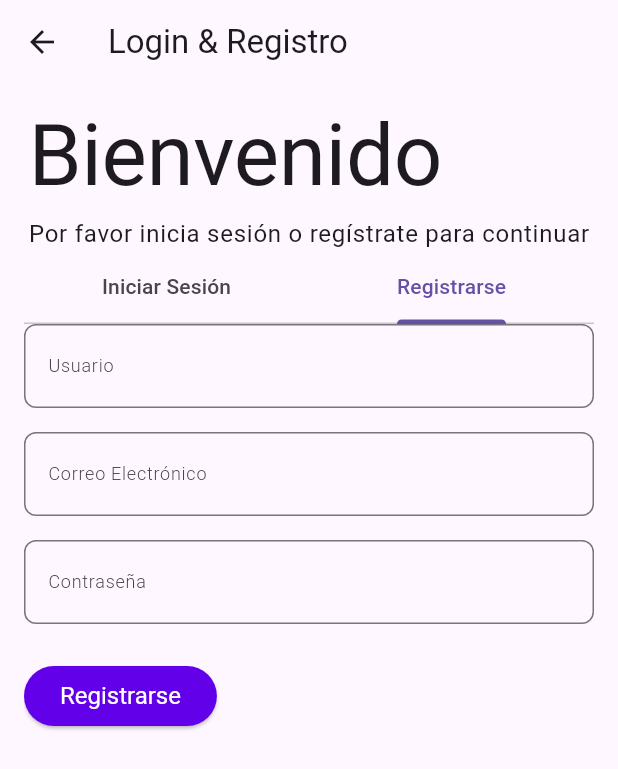
After one commit to IngridFLG/atomic_design_package, a Flutter app: the LoginRegisterPage screen opened directly, tab 2 chosen, after a tap on "Registrarse", on a phone screen of 412 x 824 dp. The commit adds this screen. Shown: the top 769 px of the screen. Run offline on Flutter 3.47's test engine with Material 3 defaults, Android fonts, the phone set to English and light mode, and no system bars.

Commit message:
se agrega diseño para login

```diff
--- a/lib/atomic_design_package.dart
+++ b/lib/atomic_design_package.dart
@@ -4,6 +4,10 @@ library;
 export 'tokens/colors.dart';
 export 'tokens/spacing.dart';
 export 'tokens/typography.dart';
+
+//Exports de foundation
+export 'foundation/theme.dart';
+export 'foundation/styles.dart';
 
 // Exports de Atoms
 export 'atoms/button.dart';
--- /dev/null
+++ b/lib/atoms/input_field.dart
@@ -0,0 +1,39 @@
+import 'package:flutter/material.dart';
+import '../tokens/typography.dart';
+import '../tokens/colors.dart';
+
+/// Un átomo que representa un campo de entrada reutilizable.
+/// Parámetros:
+/// - [labelText]: Texto que describe el campo.
+/// - [controller]: Controlador del campo de texto.
+/// - [isPassword]: Define si el campo oculta el texto.
+class AtomicInputField extends StatelessWidget {
+  final String labelText;
+  final TextEditingController controller;
+  final bool isPassword;
+
+  const AtomicInputField({
+    super.key,
+    required this.labelText,
+    required this.controller,
+    this.isPassword = false,
+  });
+
+  @override
+  Widget build(BuildContext context) {
+    return TextField(
+      controller: controller,
+      obscureText: isPassword,
+      decoration: InputDecoration(
+        labelText: labelText,
+        labelStyle: AppTypography.caption,
+        border: OutlineInputBorder(
+          borderRadius: BorderRadius.circular(8.0),
+        ),
+        focusedBorder: OutlineInputBorder(
+          borderSide: BorderSide(color: AppColors.primary, width: 2.0),
+        ),
+      ),
+    );
+  }
+}
--- /dev/null
+++ b/lib/atoms/label_text.dart
@@ -0,0 +1,20 @@
+import 'package:flutter/material.dart';
+import '../tokens/typography.dart';
+
+/// Un átomo que representa texto de etiqueta reutilizable.
+class AtomicLabelText extends StatelessWidget {
+  final String text;
+
+  const AtomicLabelText({
+    super.key,
+    required this.text,
+  });
+
+  @override
+  Widget build(BuildContext context) {
+    return Text(
+      text,
+      style: AppTypography.caption,
+    );
+  }
+}
--- /dev/null
+++ b/lib/molecules/login_form.dart
@@ -0,0 +1,43 @@
+import 'package:flutter/material.dart';
+import '../atoms/input_field.dart';
+import '../atoms/button.dart';
+
+/// Un formulario de inicio de sesión.
+/// Parámetros:
+/// - [onLogin]: Función que se ejecuta al enviar el formulario.
+class LoginForm extends StatelessWidget {
+  final VoidCallback onLogin;
+  final TextEditingController usernameController;
+  final TextEditingController passwordController;
+
+  const LoginForm({
+    super.key,
+    required this.onLogin,
+    required this.usernameController,
+    required this.passwordController,
+  });
+
+  @override
+  Widget build(BuildContext context) {
+    return Column(
+      crossAxisAlignment: CrossAxisAlignment.start,
+      children: [
+        AtomicInputField(
+          labelText: 'Usuario',
+          controller: usernameController,
+        ),
+        const SizedBox(height: 16),
+        AtomicInputField(
+          labelText: 'Contraseña',
+          controller: passwordController,
+          isPassword: true,
+        ),
+        const SizedBox(height: 24),
+        AtomicButton(
+          label: const Text('Iniciar Sesión'),
+          onPressed: onLogin,
+        ),
+      ],
+    );
+  }
+}
--- /dev/null
+++ b/lib/molecules/register_form.dart
@@ -0,0 +1,50 @@
+import 'package:flutter/material.dart';
+import '../atoms/input_field.dart';
+import '../atoms/button.dart';
+
+/// Un formulario de registro.
+/// Parámetros:
+/// - [onRegister]: Función que se ejecuta al enviar el formulario.
+class RegisterForm extends StatelessWidget {
+  final VoidCallback onRegister;
+  final TextEditingController usernameController;
+  final TextEditingController emailController;
+  final TextEditingController passwordController;
+
+  const RegisterForm({
+    super.key,
+    required this.onRegister,
+    required this.usernameController,
+    required this.emailController,
+    required this.passwordController,
+  });
+
+  @override
+  Widget build(BuildContext context) {
+    return Column(
+      crossAxisAlignment: CrossAxisAlignment.start,
+      children: [
+        AtomicInputField(
+          labelText: 'Usuario',
+          controller: usernameController,
+        ),
+        const SizedBox(height: 16),
+        AtomicInputField(
+          labelText: 'Correo Electrónico',
+          controller: emailController,
+        ),
+        const SizedBox(height: 16),
+        AtomicInputField(
+          labelText: 'Contraseña',
+          controller: passwordController,
+          isPassword: true,
+        ),
+        const SizedBox(height: 24),
+        AtomicButton(
+          label: const Text('Registrarse'),
+          onPressed: onRegister,
+        ),
+      ],
+    );
+  }
+}
--- /dev/null
+++ b/lib/organisms/header.dart
@@ -0,0 +1,25 @@
+import 'package:flutter/material.dart';
+
+/// Un encabezado simple para las páginas.
+class Header extends StatelessWidget {
+  final String title;
+  final String subtitle;
+
+  const Header({
+    super.key,
+    required this.title,
+    required this.subtitle,
+  });
+
+  @override
+  Widget build(BuildContext context) {
+    return Column(
+      crossAxisAlignment: CrossAxisAlignment.start,
+      children: [
+        Text(title, style: Theme.of(context).textTheme.displayLarge),
+        const SizedBox(height: 8),
+        Text(subtitle, style: Theme.of(context).textTheme.bodyLarge),
+      ],
+    );
+  }
+}
--- /dev/null
+++ b/lib/organisms/login_register_tabs.dart
@@ -0,0 +1,64 @@
+import 'package:flutter/material.dart';
+import '../molecules/login_form.dart';
+import '../molecules/register_form.dart';
+
+/// Un organismo que contiene pestañas para Login y Registro.
+class LoginRegisterTabs extends StatefulWidget {
+  final VoidCallback onLogin;
+  final VoidCallback onRegister;
+  final TextEditingController loginUsernameController;
+  final TextEditingController loginPasswordController;
+  final TextEditingController registerUsernameController;
+  final TextEditingController registerEmailController;
+  final TextEditingController registerPasswordController;
+
+  const LoginRegisterTabs({
+    super.key,
+    required this.onLogin,
+    required this.onRegister,
+    required this.loginUsernameController,
+    required this.loginPasswordController,
+    required this.registerUsernameController,
+    required this.registerEmailController,
+    required this.registerPasswordController,
+  });
+
+  @override
+  State<LoginRegisterTabs> createState() => _LoginRegisterTabsState();
+}
+
+class _LoginRegisterTabsState extends State<LoginRegisterTabs> {
+  @override
+  Widget build(BuildContext context) {
+    return DefaultTabController(
+      length: 2,
+      child: Column(
+        children: [
+          const TabBar(
+            tabs: [
+              Tab(text: 'Iniciar Sesión'),
+              Tab(text: 'Registrarse'),
+            ],
+          ),
+          Expanded(
+            child: TabBarView(
+              children: [
+                LoginForm(
+                  onLogin: widget.onLogin,
+                  usernameController: widget.loginUsernameController,
+                  passwordController: widget.loginPasswordController,
+                ),
+                RegisterForm(
+                  onRegister: widget.onRegister,
+                  usernameController: widget.registerUsernameController,
+                  emailController: widget.registerEmailController,
+                  passwordController: widget.registerPasswordController,
+                ),
+              ],
+            ),
+          ),
+        ],
+      ),
+    );
+  }
+}
--- /dev/null
+++ b/lib/pages/login_register_page.dart
@@ -0,0 +1,37 @@
+import 'package:flutter/material.dart';
+import '../organisms/login_register_tabs.dart';
+import '../organisms/header.dart';
+
+/// Página para login y registro.
+class LoginRegisterPage extends StatelessWidget {
+  const LoginRegisterPage({super.key});
+
+  @override
+  Widget build(BuildContext context) {
+    return Scaffold(
+      appBar: AppBar(title: const Text('Login & Registro')),
+      body: Padding(
+        padding: const EdgeInsets.all(16.0),
+        child: Column(
+          children: [
+            const Header(
+              title: 'Bienvenido',
+              subtitle: 'Por favor inicia sesión o regístrate para continuar',
+            ),
+            Expanded(
+              child: LoginRegisterTabs(
+                onLogin: () => print('Iniciar Sesión'),
+                onRegister: () => print('Registrarse'),
+                loginUsernameController: TextEditingController(),
+                loginPasswordController: TextEditingController(),
+                registerUsernameController: TextEditingController(),
+                registerEmailController: TextEditingController(),
+                registerPasswordController: TextEditingController(),
+              ),
+            ),
+          ],
+        ),
+      ),
+    );
+  }
+}
```
Also changed, not shown: lib/templates/auth_template.dart (added).
